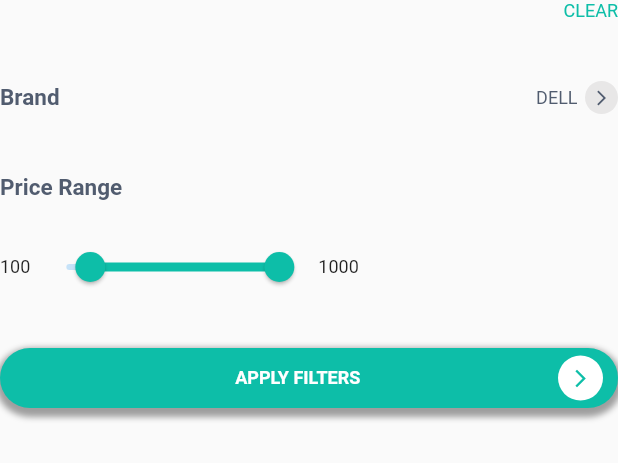
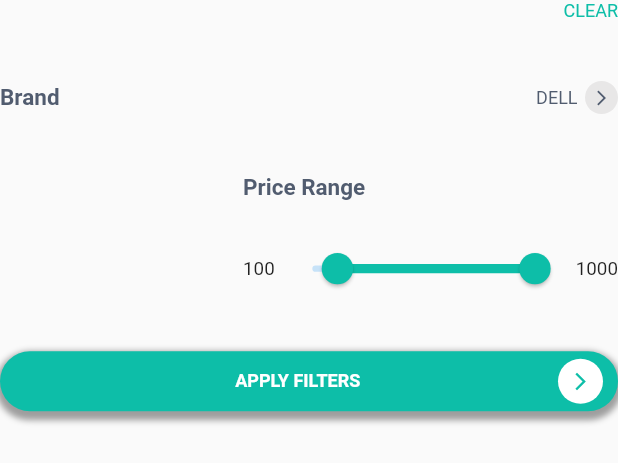
Before and after one commit to AhmedAdel94/bahaa-App, a Flutter app: the Filters widget shown alone on an empty page, opened directly, on a phone screen of 412 x 824 dp. Shown: the top 463 px of the screen. Run offline on Flutter 3.47's test engine with Material 2 defaults, Android fonts, the phone set to English and light mode, and no system bars; our stand-ins replace carousel_slider, firebase_auth, google_sign_in, rxdart, smooth_star_rating; missing offline and left inert: flutter_facebook_login; accounts and stored records are empty; generated files the repository leaves out were written again.

Commit message:
UI Edits

```diff
--- a/lib/UI/Filters.dart
+++ b/lib/UI/Filters.dart
@@ -11,9 +11,8 @@ class _FiltersState extends State<Filters> {
   @override
   Widget build(BuildContext context) {
     return Container(
-      height: 285,
-      child: Padding(
       padding: EdgeInsets.all(0),
+      height: 270,
       child: Column(
         crossAxisAlignment: CrossAxisAlignment.end,
         children: <Widget>[
@@ -31,7 +30,6 @@ class _FiltersState extends State<Filters> {
           ),
           applyFilters()
         ],
-        ),
       ),
     );
   }
@@ -105,7 +103,10 @@ class _FiltersState extends State<Filters> {
           height: 20,
         ),
 
-        Row(
+        Container(
+          width: 250,
+          child: FittedBox(
+            child: Row(
               children: <Widget>[
                 Text("100", style: TextStyle(fontSize: 12)),
                 RangeSlider(
@@ -123,6 +124,8 @@ class _FiltersState extends State<Filters> {
                 ),
                 Text("1000", style: TextStyle(fontSize: 12)),
               ],
+            ),
+          ),
         ),
         // RangeSliderSample(),
         // CustomSlider(),
--- a/lib/UI/laptops.dart
+++ b/lib/UI/laptops.dart
@@ -94,6 +94,8 @@ class _LaptopsState extends State<Laptops> {
         showDialog(
             context: context,
             child: new AlertDialog(
+              //contentPadding: EdgeInsets.all(0),
+              titlePadding: EdgeInsets.all(0),
               //title: new Text("My Super title"),
               content: Filters(),
             ));
@@ -164,7 +166,7 @@ class _LaptopsState extends State<Laptops> {
           Navigator.pushNamed(context, '/details');
         },
         child: Container(
-          //width: 135,
+          width: 135,
           decoration: BoxDecoration(
             color: Color(0xffe7e7e7),
             borderRadius: BorderRadius.all(
--- a/lib/UI/login.dart
+++ b/lib/UI/login.dart
@@ -62,7 +62,7 @@ class _LoginState extends State<Login> {
               SizedBox(
                 height: 5,
               ),
-              forgotPassword(),
+              Center(child: forgotPassword()),
               SizedBox(
                 height: 20,
               ),
@@ -71,6 +71,7 @@ class _LoginState extends State<Login> {
                 height: 10,
               ),
               Center(child: createAccount()),
+              SizedBox(height: 20,),
             ],
           ),
         ),
```
Also changed, not shown: lib/UI/resetPassword.dart (+7 -4 lines). Lines whose indentation alone changed are shown as unchanged.
